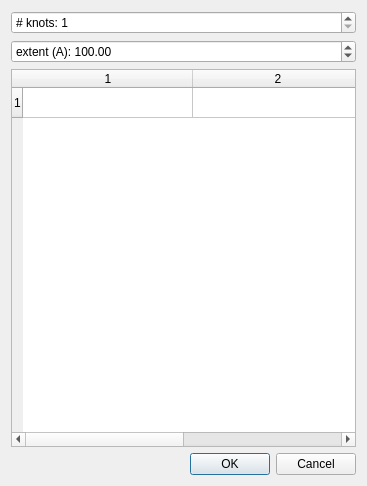
Old version of the form refnx/reflect/_app/ui/spline.ui in the repository refnx/refnx.
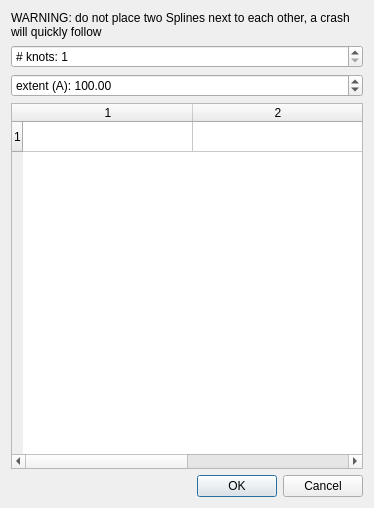
New version of the form.

Commit message: MAINT: adding Stack to GUI

Patch:
```diff
--- a/refnx/reflect/_app/ui/spline.ui
+++ b/refnx/reflect/_app/ui/spline.ui
@@ -6,15 +6,15 @@
    <rect>
     <x>0</x>
     <y>0</y>
-    <width>367</width>
-    <height>486</height>
+    <width>374</width>
+    <height>508</height>
    </rect>
   </property>
   <property name="windowTitle">
    <string>Dialog</string>
   </property>
   <layout class="QGridLayout" name="gridLayout">
-   <item row="0" column="0">
+   <item row="1" column="0">
     <widget class="QSpinBox" name="num_knots">
      <property name="suffix">
       <string/>
@@ -30,7 +30,7 @@
      </property>
     </widget>
    </item>
-   <item row="1" column="0">
+   <item row="2" column="0">
     <widget class="QDoubleSpinBox" name="extent">
      <property name="prefix">
       <string>extent (A): </string>
@@ -46,7 +46,7 @@
      </property>
     </widget>
    </item>
-   <item row="2" column="0">
+   <item row="3" column="0">
     <widget class="QTableWidget" name="knots">
      <property name="rowCount">
       <number>1</number>
@@ -74,7 +74,7 @@
      <column/>
     </widget>
    </item>
-   <item row="3" column="0">
+   <item row="4" column="0">
     <widget class="QDialogButtonBox" name="buttonBox">
      <property name="orientation">
       <enum>Qt::Horizontal</enum>
@@ -84,6 +84,16 @@
      </property>
     </widget>
    </item>
+   <item row="0" column="0">
+    <widget class="QLabel" name="label">
+     <property name="text">
+      <string>WARNING: do not place two Splines next to each other, a crash will quickly follow</string>
+     </property>
+     <property name="wordWrap">
+      <bool>true</bool>
+     </property>
+    </widget>
+   </item>
   </layout>
  </widget>
  <resources/>
```
The commit also changes 7 other files.
